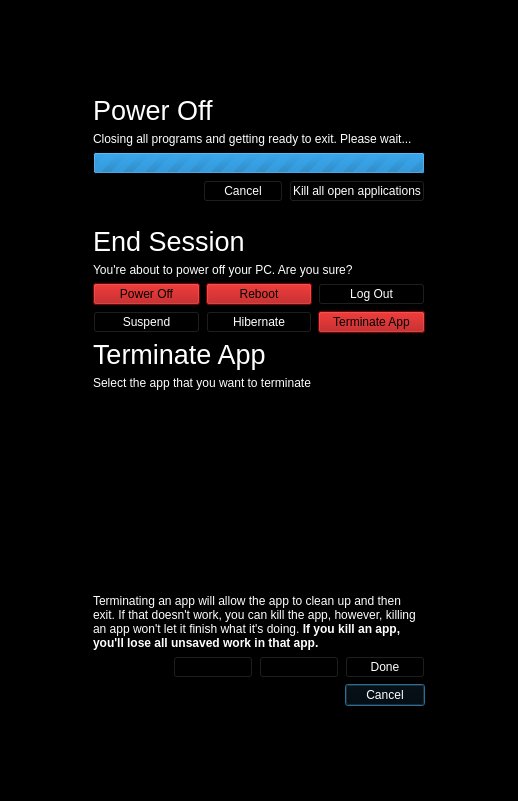
Above: endsessionwait.ui from vicr123/theshell before the change. Below: the same form after it.
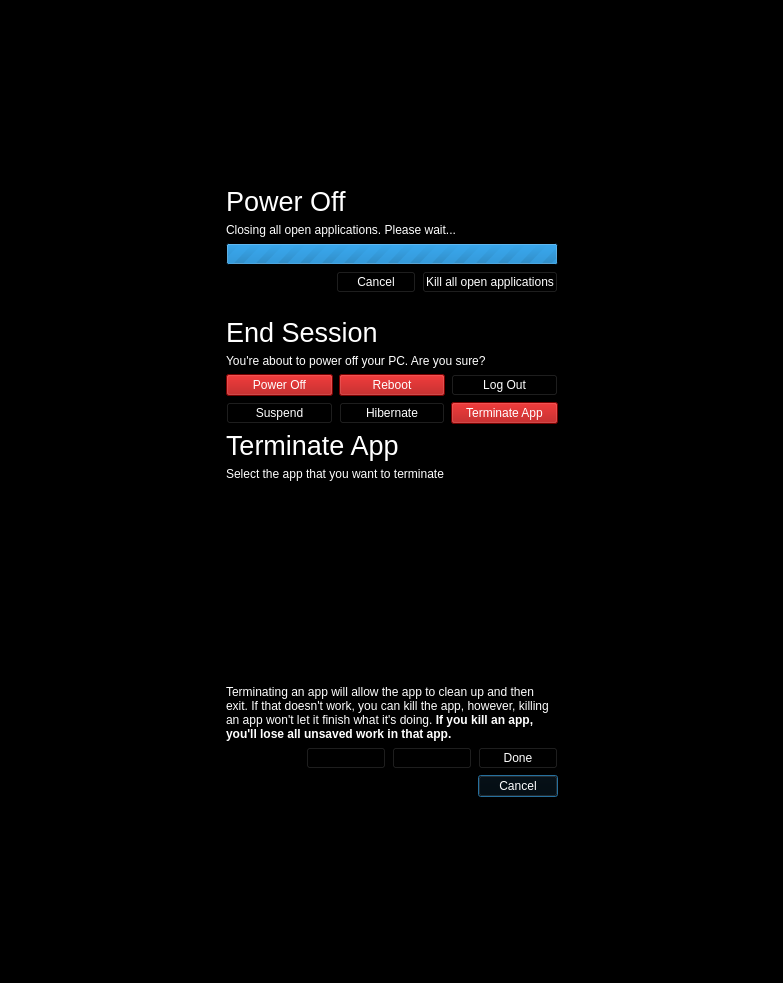
That is the form after the change. Icons and pictures are not drawn.

The edit to the form file:
```diff
--- a/endsessionwait.ui
+++ b/endsessionwait.ui
@@ -6,8 +6,8 @@
    <rect>
     <x>0</x>
     <y>0</y>
-    <width>518</width>
-    <height>801</height>
+    <width>783</width>
+    <height>983</height>
    </rect>
   </property>
   <property name="palette">
@@ -516,7 +516,7 @@
          <item>
           <widget class="QLabel" name="label_2">
            <property name="text">
-            <string>Closing all programs and getting ready to exit. Please wait...</string>
+            <string>Closing all open applications. Please wait...</string>
            </property>
           </widget>
          </item>
@@ -641,7 +641,8 @@
               <item row="0" column="1">
                <widget class="QPushButton" name="Reboot">
                 <property name="styleSheet">
-                 <string notr="true">background-color: #A00;</string>
+                 <string notr="true">background-color: #A00;
+color: #FFF;</string>
                 </property>
                 <property name="text">
                  <string>Reboot</string>
@@ -666,7 +667,8 @@
               <item row="0" column="0">
                <widget class="QPushButton" name="PowerOff">
                 <property name="styleSheet">
-                 <string notr="true">background-color: #A00;</string>
+                 <string notr="true">background-color: #A00;
+color: #FFF;</string>
                 </property>
                 <property name="text">
                  <string>Power Off</string>
@@ -702,7 +704,8 @@
               <item row="1" column="2">
                <widget class="QPushButton" name="terminateApp">
                 <property name="styleSheet">
-                 <string notr="true">background-color: #A00;</string>
+                 <string notr="true">background-color: #A00;
+color: #FFF;</string>
                 </property>
                 <property name="text">
                  <string>Terminate App</string>
```
Left out of the diff: 12 changed lines with no effect on the pictures.
